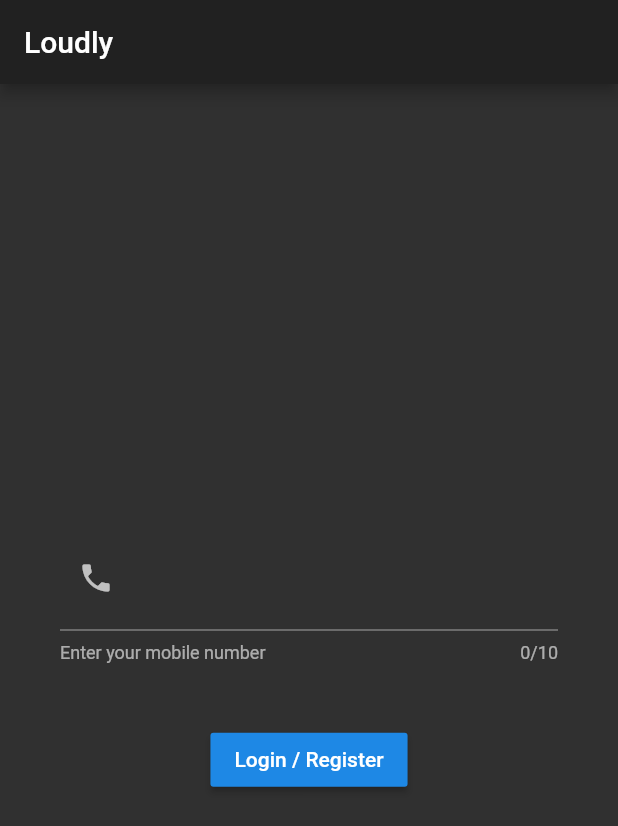
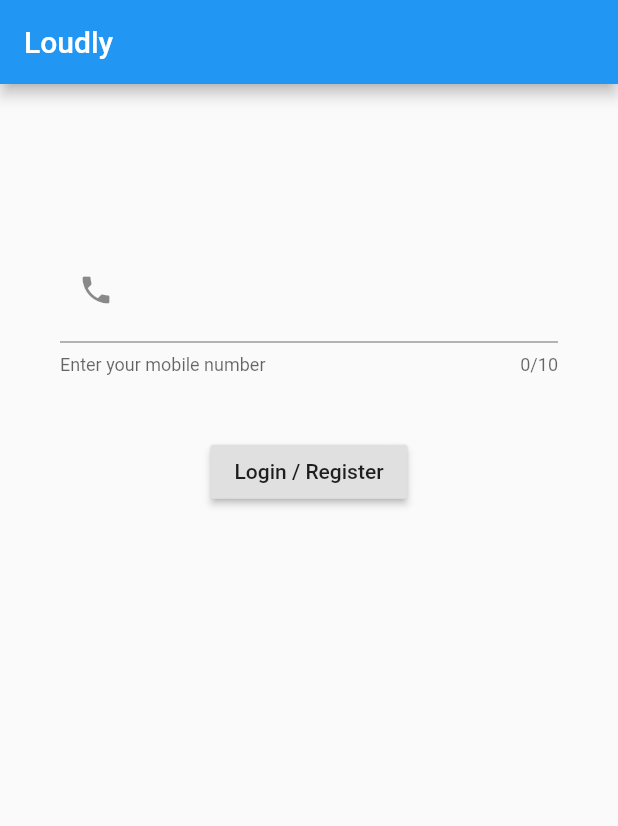
Before and after one commit to clementemerson/loudly, a Flutter app: the screen it shows after launch, on a phone screen of 412 x 824 dp. Shown: the top 826 px of the screen. Run offline on Flutter 3.47's test engine with Material 2 defaults, Android fonts, the phone set to English and light mode, and no system bars.

Commit message:
Some updates to screen navigation

```diff
--- a/lib/Screens/phonelogin_screen.dart
+++ b/lib/Screens/phonelogin_screen.dart
@@ -1,4 +1,6 @@
 import 'package:flutter/material.dart';
+import 'package:loudly/Screens/phoneverify_screen.dart';
+import 'package:loudly/common_widgets.dart';
 import 'package:loudly/project_settings.dart';
 import 'package:loudly/project_styles.dart';
 import 'package:loudly/project_textconstants.dart';
@@ -17,36 +19,35 @@ class _PhoneLoginScreenState extends State<PhoneLoginScreen> {
       appBar: AppBar(
         title: Text(kProjectName),
       ),
-        body: Container(
+      body: Column(
+        children: <Widget>[
+          Expanded(
+            child: Container(
               padding: const EdgeInsets.all(40.0),
               child: Column(
                 mainAxisAlignment: MainAxisAlignment.center,
                 children: <Widget>[
-              _getMobileNumberTextField(),
+                  kUserInputNumberTextField(
+                      helperText: kEnterMobileNumberTxt, maxLen: 10),
                   kSizedBox_Medium,
                   RaisedButton(
-                child: Text('Login / Register'),
-                onPressed: () {},
+                    child: Text(kLoginRegister),
+                    onPressed: () {
+                      Navigator.pushNamed(
+                        context,
+                        PhoneVerifyScreen.id,
+                      );
+                    },
                   ),
                 ],
               ),
-        ));
-  }
-
-  TextField _getMobileNumberTextField() {
-    return TextField(
-      maxLength: 10,
-      style: TextStyle(
-        fontSize: kText_Big,
-        letterSpacing: 3.0,
             ),
-      decoration: InputDecoration(
-        helperText: kEnterMobileNumberTxt,
-        prefixIcon: Icon(Icons.phone),
           ),
-      keyboardType: TextInputType.phone,
-      textInputAction: TextInputAction.go,
-      textAlign: TextAlign.center,
+          Expanded(
+            child: Container(),
+          )
+        ],
+      ),
     );
   }
 }
--- a/lib/Screens/welcome_screen.dart
+++ b/lib/Screens/welcome_screen.dart
@@ -1,5 +1,6 @@
 import 'package:flutter/material.dart';
 import 'package:loudly/Screens/phonelogin_screen.dart';
+import 'package:loudly/Screens/phoneverify_screen.dart';
 import 'package:loudly/project_settings.dart';
 import 'package:loudly/project_styles.dart';
 import 'package:loudly/platform_widgets.dart';
--- a/lib/main.dart
+++ b/lib/main.dart
@@ -26,7 +26,7 @@ class MyApp extends StatelessWidget {
   Widget build(BuildContext context) {
     return MaterialApp(
       title: 'Flutter Demo',
-      theme: ThemeData.dark(),
+      theme: ThemeData.light(),
       initialRoute: WelcomeScreen.id,
       routes: {
         WelcomeScreen.id: (context) => WelcomeScreen(),
--- /dev/null
+++ b/lib/project_enums.dart
@@ -0,0 +1,6 @@
+enum PopupMenuValue {
+  NewPoll,
+  NewCountPoll,
+  CreateNewGroup,
+  Settings,
+}
```
Also changed, not shown: lib/Screens/home_screen.dart (+17 -4 lines), lib/Screens/newpoll_screen.dart (+9 -3 lines), lib/Screens/phoneverify_screen.dart (+46 -4 lines), lib/Screens/search_screen.dart (+9 -2 lines), lib/Screens/settings_screen.dart (+9 -2 lines), lib/common_widgets.dart (added, +87 -0 lines), lib/project_textconstants.dart (+7 -0 lines). Lines whose indentation alone changed are shown as unchanged.
